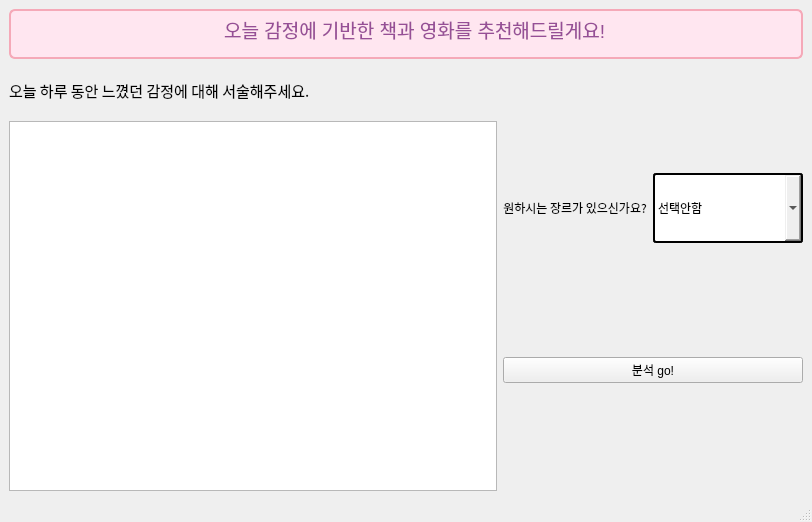
Before: the Qt Designer form ui_files/analysis_tool_main.ui in jiwoo1105/DKU_Opensource_knoo-B, drawn with Qt 5.
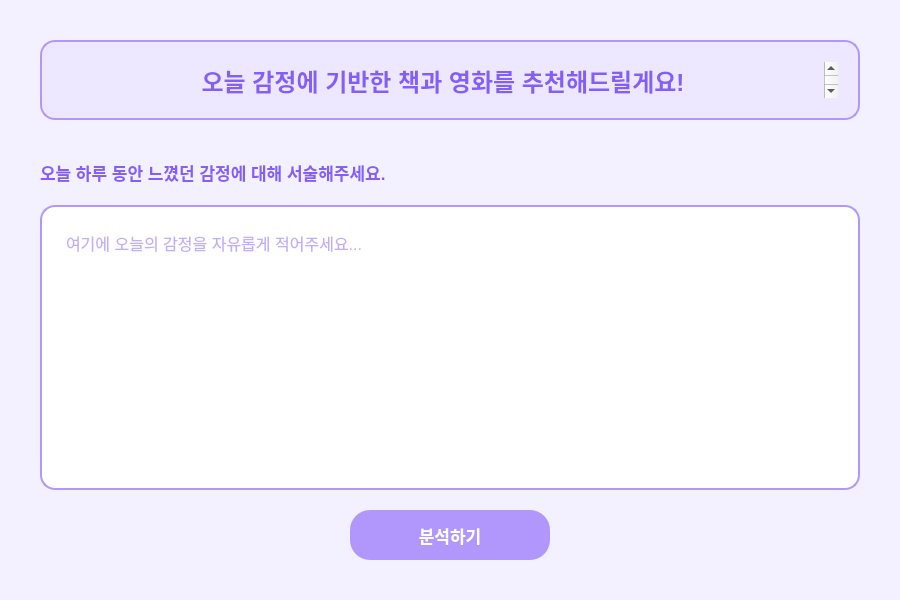
After: the same form once the commit is applied. Icons and pictures are not drawn.

What changed in the file:
```diff
--- a/ui_files/analysis_tool_main.ui
+++ b/ui_files/analysis_tool_main.ui
@@ -6,192 +6,227 @@
    <rect>
     <x>0</x>
     <y>0</y>
-    <width>812</width>
-    <height>522</height>
+    <width>900</width>
+    <height>600</height>
    </rect>
   </property>
   <property name="minimumSize">
    <size>
-    <width>0</width>
-    <height>0</height>
-   </size>
-  </property>
-  <property name="maximumSize">
-   <size>
-    <width>16777215</width>
-    <height>16777215</height>
-   </size>
-  </property>
-  <property name="sizeIncrement">
-   <size>
-    <width>1</width>
-    <height>0</height>
+    <width>900</width>
+    <height>600</height>
    </size>
   </property>
   <property name="windowTitle">
-   <string>MainWindow</string>
+   <string>감정 기반 추천 시스템</string>
+  </property>
+  <property name="styleSheet">
+   <string notr="true">QMainWindow {
+    background-color: #F3F0FF;
+}
+QLabel {
+    color: #845EF7;
+    font-family: 'AppleGothic';
+    font-size: 13pt;
+    font-weight: bold;
+}
+QTextEdit {
+    background-color: white;
+    border: 2px solid #B197FC;
+    border-radius: 15px;
+    padding: 20px;
+    font-family: 'AppleGothic';
+    color: #845EF7;
+    font-size: 12pt;
+}
+QTextBrowser {
+    background-color: #EDE8FF;
+    border: 2px solid #B197FC;
+    border-radius: 15px;
+    padding: 20px;
+    font-family: 'AppleGothic';
+    color: #845EF7;
+    font-size: 18pt;
+    font-weight: bold;
+}
+QPushButton {
+    background-color: #B197FC;
+    color: white;
+    border: none;
+    border-radius: 20px;
+    padding: 10px 20px;
+    font-size: 13pt;
+    font-weight: bold;
+    font-family: 'AppleGothic';
+}
+QPushButton:hover {
+    background-color: #845EF7;
+}
+QComboBox {
+    background-color: white;
+    border: 2px solid #CED4DA;
+    border-radius: 10px;
+    padding: 5px 10px;
+    min-width: 150px;
+}
+QComboBox:drop-down {
+    border: none;
+}
+QComboBox:down-arrow {
+    image: url(down_arrow.png);
+    width: 12px;
+    height: 12px;
+}
+QComboBox QAbstractItemView {
+    background-color: white;
+    selection-background-color: #4C6EF5;
+    selection-color: white;
+    border: 1px solid #CED4DA;
+}</string>
   </property>
   <widget class="QWidget" name="centralwidget">
-   <layout class="QGridLayout" name="gridLayout">
-    <item row="0" column="0">
-     <layout class="QVBoxLayout" name="verticalLayout_3">
-      <item>
-       <widget class="QTextBrowser" name="textBrowser">
-        <property name="maximumSize">
-         <size>
-          <width>16777215</width>
-          <height>50</height>
-         </size>
-        </property>
-        <property name="styleSheet">
-         <string notr="true">font: 57 14pt &quot;G마켓 산스 TTF Medium&quot;;
-color: #333333;
-
-border-style: solid;
-border-width: 2px;
-border-color: #F5A9B8; 
-border-radius: 6px;
-
-background-color: #FFE6F0;</string>
-        </property>
-        <property name="html">
-         <string>&lt;!DOCTYPE HTML PUBLIC &quot;-//W3C//DTD HTML 4.0//EN&quot; &quot;http://www.w3.org/TR/REC-html40/strict.dtd&quot;&gt;
+   <layout class="QVBoxLayout" name="verticalLayout">
+    <property name="spacing">
+     <number>20</number>
+    </property>
+    <property name="leftMargin">
+     <number>40</number>
+    </property>
+    <property name="topMargin">
+     <number>40</number>
+    </property>
+    <property name="rightMargin">
+     <number>40</number>
+    </property>
+    <property name="bottomMargin">
+     <number>40</number>
+    </property>
+    <item>
+     <widget class="QTextBrowser" name="textBrowser">
+      <property name="minimumSize">
+       <size>
+        <width>0</width>
+        <height>80</height>
+       </size>
+      </property>
+      <property name="maximumSize">
+       <size>
+        <width>16777215</width>
+        <height>80</height>
+       </size>
+      </property>
+      <property name="html">
+       <string>&lt;!DOCTYPE HTML PUBLIC &quot;-//W3C//DTD HTML 4.0//EN&quot; &quot;http://www.w3.org/TR/REC-html40/strict.dtd&quot;&gt;
 &lt;html&gt;&lt;head&gt;&lt;meta name=&quot;qrichtext&quot; content=&quot;1&quot; /&gt;&lt;style type=&quot;text/css&quot;&gt;
 p, li { white-space: pre-wrap; }
-&lt;/style&gt;&lt;/head&gt;&lt;body style=&quot; font-family:'G마켓 산스 TTF Medium'; font-size:14pt; font-weight:56; font-style:normal;&quot;&gt;
-&lt;p align=&quot;center&quot; style=&quot; margin-top:12px; margin-bottom:12px; margin-left:0px; margin-right:0px; -qt-block-indent:0; text-indent:0px;&quot;&gt;&lt;span style=&quot; font-size:9pt; font-weight:400;&quot;&gt;  &lt;/span&gt;&lt;span style=&quot; font-weight:400; color:#964f96;&quot;&gt;    오늘 감정에 기반한 책과 영화를 추천해드릴게요!  &lt;/span&gt;&lt;/p&gt;&lt;/body&gt;&lt;/html&gt;</string>
+&lt;/style&gt;&lt;/head&gt;&lt;body style=&quot; font-family:'AppleGothic'; font-size:18pt; font-weight:700; font-style:normal;&quot;&gt;
+&lt;p align=&quot;center&quot; style=&quot; margin-top:0px; margin-bottom:0px; margin-left:0px; margin-right:0px; -qt-block-indent:0; text-indent:0px;&quot;&gt;&lt;span style=&quot; font-weight:700;&quot;&gt;오늘 감정에 기반한 책과 영화를 추천해드릴게요!&lt;/span&gt;&lt;/p&gt;&lt;/body&gt;&lt;/html&gt;</string>
+      </property>
+     </widget>
+    </item>
+    <item>
+     <spacer name="verticalSpacer">
+      <property name="orientation">
+       <enum>Qt::Vertical</enum>
+      </property>
+      <property name="sizeType">
+       <enum>QSizePolicy::Fixed</enum>
+      </property>
+      <property name="sizeHint" stdset="0">
+       <size>
+        <width>20</width>
+        <height>20</height>
+       </size>
+      </property>
+     </spacer>
+    </item>
+    <item>
+     <layout class="QHBoxLayout" name="horizontalLayout">
+      <item>
+       <widget class="QLabel" name="label">
+        <property name="text">
+         <string>오늘 하루 동안 느꼈던 감정에 대해 서술해주세요.</string>
         </property>
        </widget>
       </item>
       <item>
-       <layout class="QHBoxLayout" name="horizontalLayout_2">
-        <item>
-         <layout class="QVBoxLayout" name="verticalLayout">
-          <item>
-           <widget class="QLabel" name="label">
-            <property name="minimumSize">
-             <size>
-              <width>0</width>
-              <height>50</height>
-             </size>
-            </property>
-            <property name="maximumSize">
-             <size>
-              <width>16777215</width>
-              <height>50</height>
-             </size>
-            </property>
-            <property name="font">
-             <font>
-              <family>G마켓 산스 TTF Medium</family>
-              <pointsize>11</pointsize>
-             </font>
-            </property>
-            <property name="text">
-             <string>오늘 하루 동안 느꼈던 감정에 대해 서술해주세요.</string>
-            </property>
-           </widget>
-          </item>
-          <item>
-           <widget class="QTextEdit" name="user_emotion_input"/>
-          </item>
-         </layout>
-        </item>
-        <item>
-         <layout class="QVBoxLayout" name="verticalLayout_2">
-          <item>
-           <layout class="QHBoxLayout" name="horizontalLayout">
-            <item>
-             <widget class="QLabel" name="select_genre">
-              <property name="font">
-               <font>
-                <family>G마켓 산스 TTF Medium</family>
-               </font>
-              </property>
-              <property name="text">
-               <string>원하시는 장르가 있으신가요?</string>
-              </property>
-              <property name="alignment">
-               <set>Qt::AlignCenter</set>
-              </property>
-             </widget>
-            </item>
-            <item>
-             <widget class="QComboBox" name="select_genre_by_combo">
-              <property name="sizePolicy">
-               <sizepolicy hsizetype="Preferred" vsizetype="Fixed">
-                <horstretch>0</horstretch>
-                <verstretch>0</verstretch>
-               </sizepolicy>
-              </property>
-              <property name="minimumSize">
-               <size>
-                <width>150</width>
-                <height>70</height>
-               </size>
-              </property>
-              <property name="maximumSize">
-               <size>
-                <width>250</width>
-                <height>70</height>
-               </size>
-              </property>
-              <property name="styleSheet">
-               <string notr="true">border-style: solid;
-border-width: 2px;
-border-radius: 3px
-</string>
-              </property>
-              <item>
-               <property name="text">
-                <string>선택안함</string>
-               </property>
-              </item>
-              <item>
-               <property name="text">
-                <string>코미디</string>
-               </property>
-              </item>
-              <item>
-               <property name="text">
-                <string>액션</string>
-               </property>
-              </item>
-              <item>
-               <property name="text">
-                <string>공포</string>
-               </property>
-              </item>
-              <item>
-               <property name="text">
-                <string>다큐</string>
-               </property>
-              </item>
-              <item>
-               <property name="text">
-                <string>뮤지컬</string>
-               </property>
-              </item>
-             </widget>
-            </item>
-           </layout>
-          </item>
-          <item>
-           <widget class="QPushButton" name="go_chart">
-            <property name="text">
-             <string>분석 go!</string>
-            </property>
-           </widget>
-          </item>
-         </layout>
-        </item>
-       </layout>
+       <spacer name="horizontalSpacer">
+        <property name="orientation">
+         <enum>Qt::Horizontal</enum>
+        </property>
+        <property name="sizeHint" stdset="0">
+         <size>
+          <width>40</width>
+          <height>20</height>
+         </size>
+        </property>
+       </spacer>
+      </item>
+     </layout>
+    </item>
+    <item>
+     <widget class="QTextEdit" name="user_emotion_input">
+      <property name="minimumSize">
+       <size>
+        <width>0</width>
+        <height>280</height>
+       </size>
+      </property>
+      <property name="placeholderText">
+       <string>여기에 오늘의 감정을 자유롭게 적어주세요...</string>
+      </property>
+     </widget>
+    </item>
+    <item>
+     <layout class="QHBoxLayout" name="horizontalLayout_2">
+      <item>
+       <spacer name="horizontalSpacer_2">
+        <property name="orientation">
+         <enum>Qt::Horizontal</enum>
+        </property>
+        <property name="sizeHint" stdset="0">
+         <size>
+          <width>40</width>
+          <height>20</height>
+         </size>
+        </property>
+       </spacer>
+      </item>
+      <item>
+       <widget class="QPushButton" name="go_chart">
+        <property name="minimumSize">
+         <size>
+          <width>200</width>
+          <height>50</height>
+         </size>
+        </property>
+        <property name="maximumSize">
+         <size>
+          <width>200</width>
+          <height>50</height>
+         </size>
+        </property>
+        <property name="text">
+         <string>분석하기</string>
+        </property>
+       </widget>
+      </item>
+      <item>
+       <spacer name="horizontalSpacer_3">
+        <property name="orientation">
+         <enum>Qt::Horizontal</enum>
+        </property>
+        <property name="sizeHint" stdset="0">
+         <size>
+          <width>40</width>
+          <height>20</height>
+         </size>
+        </property>
+       </spacer>
       </item>
      </layout>
     </item>
    </layout>
   </widget>
-  <widget class="QStatusBar" name="statusbar"/>
  </widget>
  <resources/>
  <connections/>
```
